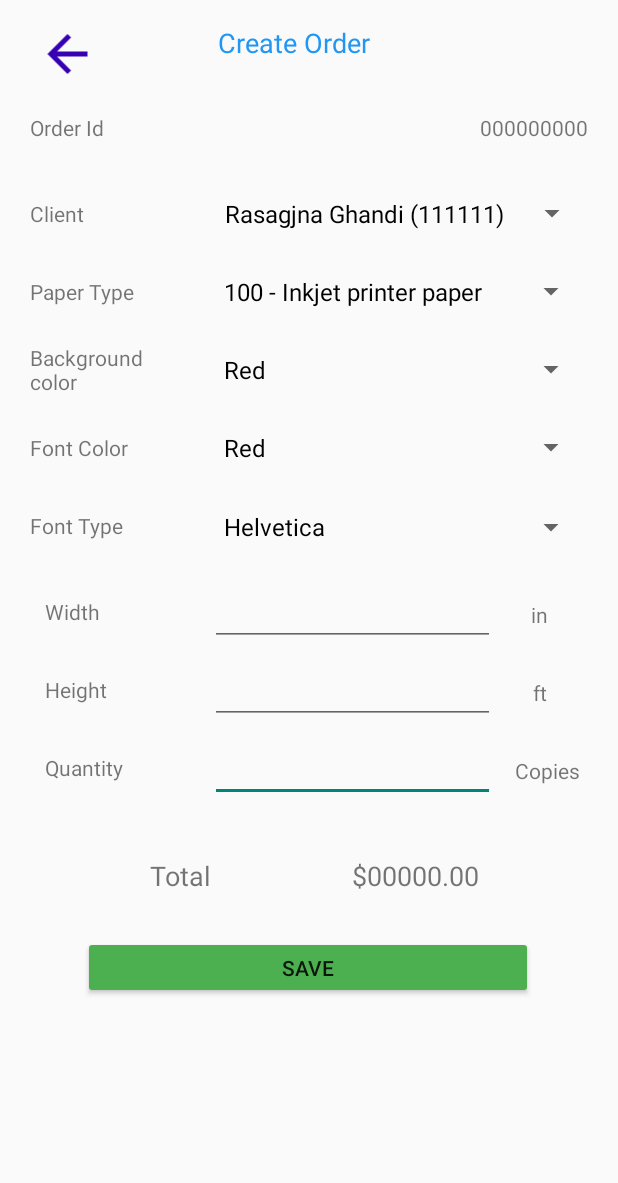
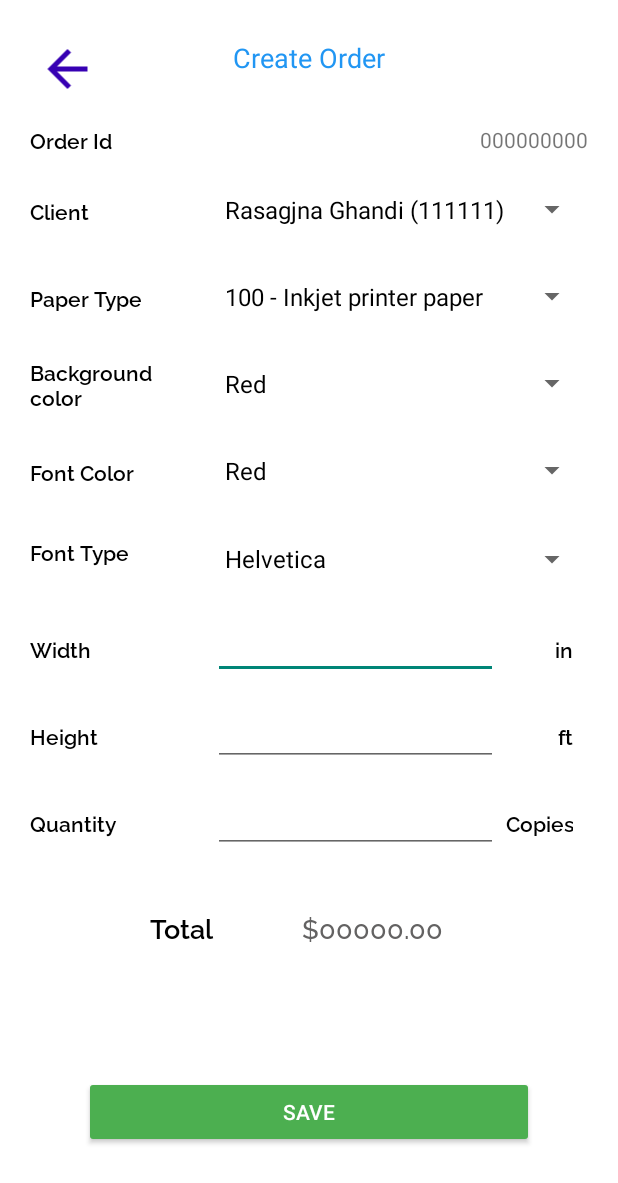
Before and after one commit to eduardocardona93/Android_Final_Project, an Android app: the OrderEditActivity screen opened directly, with no data from a screen before it, on a phone screen of 412 x 824 dp. Shown: the top 1183 px of the screen. Run offline under Robolectric (Android 15) with nearby library versions, the phone set to English and light mode, and no system bars.

Commit message:
Issues Fixed

```diff
--- a/app/src/main/java/com/example/android_final_project/clients/Client.java
+++ b/app/src/main/java/com/example/android_final_project/clients/Client.java
@@ -6,6 +6,7 @@ public class Client {
     private String  clientCompanyCode;
     private String  clientPhoneNumber;
     private String  clientEmail;
+
 
     public Client(String clientFullName, String clientIdentification, String clientCompanyCode, String clientPhoneNumber, String clientEmail) {
         this.clientFullName = clientFullName;
--- a/app/src/main/res/layout/activity_order_edit.xml
+++ b/app/src/main/res/layout/activity_order_edit.xml
@@ -1,9 +1,16 @@
 <?xml version="1.0" encoding="utf-8"?>
-<androidx.constraintlayout.widget.ConstraintLayout xmlns:android="http://schemas.android.com/apk/res/android"
+<ScrollView
+    xmlns:android="http://schemas.android.com/apk/res/android"
     xmlns:app="http://schemas.android.com/apk/res-auto"
     xmlns:tools="http://schemas.android.com/tools"
+    android:layout_width="match_parent"
+    android:layout_height="match_parent"
+    android:fillViewport="true"
+    >
+<androidx.constraintlayout.widget.ConstraintLayout
     android:id="@+id/layoutEditOrder"
     android:layout_width="match_parent"
+    android:background="@color/white"
     android:layout_height="match_parent"
     tools:context=".orders.OrderEditActivity">
 
@@ -13,255 +20,273 @@
         android:layout_height="40dp"
         android:layout_marginStart="20dp"
         android:layout_marginLeft="20dp"
-        android:layout_marginTop="16dp"
+        android:layout_marginTop="26dp"
         app:layout_constraintStart_toStartOf="parent"
         app:layout_constraintTop_toTopOf="parent"
-        app:srcCompat="@drawable/ic_baseline_arrow_back_24" />
+       android:src="@drawable/ic_baseline_arrow_back_24" />
 
     <EditText
         android:id="@+id/quantityFld"
         android:layout_width="190dp"
         android:layout_height="42dp"
-        android:layout_marginStart="30dp"
-        android:layout_marginLeft="30dp"
-        android:layout_marginTop="10dp"
         android:ems="10"
+        android:layout_marginTop="16dp"
         android:inputType="numberDecimal"
-        app:layout_constraintStart_toEndOf="@+id/textView31"
+        app:layout_constraintStart_toStartOf="@+id/heightFld"
         app:layout_constraintTop_toBottomOf="@+id/heightFld" />
 
     <TextView
         android:id="@+id/textView31"
-        android:layout_width="80dp"
-        android:layout_height="42dp"
-        android:layout_marginStart="30dp"
-        android:layout_marginLeft="30dp"
-        android:layout_marginTop="10dp"
+        android:layout_width="0dp"
+        android:layout_height="wrap_content"
         android:gravity="center|start"
         android:text="@string/quantityLabel"
-        app:layout_constraintStart_toStartOf="parent"
-        app:layout_constraintTop_toBottomOf="@+id/textView29" />
+        android:layout_marginEnd="10dp"
+        style="@style/OrderEditTitles"
+
+        android:layout_marginRight="10dp"
+        app:layout_constraintBottom_toBottomOf="@+id/quantityFld"
+        app:layout_constraintEnd_toStartOf="@+id/quantityFld"
+        app:layout_constraintStart_toStartOf="@+id/textView29"
+        app:layout_constraintTop_toTopOf="@+id/quantityFld" />
 
     <EditText
         android:id="@+id/heightFld"
         android:layout_width="190dp"
         android:layout_height="42dp"
-        android:layout_marginStart="30dp"
-        android:layout_marginLeft="30dp"
-        android:layout_marginTop="10dp"
         android:ems="10"
+        android:layout_marginTop="16dp"
         android:inputType="numberDecimal"
-        app:layout_constraintStart_toEndOf="@+id/textView29"
+        app:layout_constraintStart_toStartOf="@+id/widthFld"
         app:layout_constraintTop_toBottomOf="@+id/widthFld" />
 
     <TextView
         android:id="@+id/textView29"
-        android:layout_width="80dp"
-        android:layout_height="42dp"
-        android:layout_marginStart="30dp"
-        android:layout_marginLeft="30dp"
-        android:layout_marginTop="10dp"
+        android:layout_width="0dp"
+        android:layout_height="wrap_content"
         android:gravity="center|start"
         android:text="Height"
-        app:layout_constraintStart_toStartOf="parent"
-        app:layout_constraintTop_toBottomOf="@+id/textView25" />
+        android:layout_marginEnd="10dp"
+        style="@style/OrderEditTitles"
+        android:layout_marginRight="10dp"
+        app:layout_constraintBottom_toBottomOf="@+id/heightFld"
+        app:layout_constraintEnd_toStartOf="@+id/heightFld"
+        app:layout_constraintStart_toStartOf="@+id/textView25"
+        app:layout_constraintTop_toTopOf="@+id/heightFld" />
 
     <TextView
         android:id="@+id/textView18"
         android:layout_width="86dp"
         android:layout_height="42dp"
-        android:layout_marginStart="20dp"
-        android:layout_marginLeft="20dp"
-        android:layout_marginTop="64dp"
+        style="@style/OrderEditTitles"
         android:gravity="center|start"
         android:text="@string/orderIdLabel"
-        app:layout_constraintStart_toStartOf="parent"
-        app:layout_constraintTop_toTopOf="parent" />
+        android:layout_marginTop="16dp"
+        app:layout_constraintStart_toStartOf="@+id/imgReturnToOrderList"
+        app:layout_constraintTop_toBottomOf="@+id/orderEditTitleLbl" />
 
     <TextView
         android:id="@+id/orderIdLbl"
         android:layout_width="86dp"
-        android:layout_height="42dp"
-        android:layout_marginTop="64dp"
+        android:layout_height="wrap_content"
         android:layout_marginEnd="20dp"
         android:layout_marginRight="20dp"
         android:gravity="center|end"
         android:text="000000000"
+        app:layout_constraintBottom_toBottomOf="@+id/textView18"
         app:layout_constraintEnd_toEndOf="parent"
-        app:layout_constraintTop_toTopOf="parent" />
+        app:layout_constraintTop_toTopOf="@+id/textView18" />
 
     <Spinner
         android:id="@+id/clientSp"
         android:layout_width="250dp"
         android:layout_height="42dp"
-        android:layout_marginStart="35dp"
-        android:layout_marginLeft="35dp"
-        android:layout_marginTop="15dp"
-        android:layout_marginEnd="20dp"
-        android:layout_marginRight="20dp"
-        app:layout_constraintEnd_toEndOf="parent"
-        app:layout_constraintStart_toEndOf="@+id/textView20"
+        android:layout_marginTop="16dp"
+        app:layout_constraintEnd_toEndOf="@+id/orderIdLbl"
         app:layout_constraintTop_toBottomOf="@+id/orderIdLbl" />
 
     <Spinner
         android:id="@+id/fontTypeSp"
         android:layout_width="250dp"
         android:layout_height="44dp"
-        android:layout_marginStart="35dp"
-        android:layout_marginLeft="35dp"
-        android:layout_marginTop="10dp"
-        app:layout_constraintStart_toEndOf="@+id/textView24"
+        android:layout_marginTop="16dp"
+        app:layout_constraintEnd_toEndOf="@+id/fontColorSp"
+        app:layout_constraintStart_toStartOf="@+id/fontColorSp"
         app:layout_constraintTop_toBottomOf="@+id/fontColorSp" />
 
     <TextView
         android:id="@+id/textView24"
-        android:layout_width="86dp"
-        android:layout_height="42dp"
-        android:layout_marginStart="20dp"
-        android:layout_marginLeft="20dp"
-        android:layout_marginTop="10dp"
+        android:layout_width="0dp"
+        android:layout_height="wrap_content"
+        android:layout_marginTop="16dp"
         android:gravity="center|start"
         android:text="@string/fontTypeLabel"
-        app:layout_constraintStart_toStartOf="parent"
+        android:layout_marginEnd="10dp"
+        style="@style/OrderEditTitles"
+        android:layout_marginRight="10dp"
+        app:layout_constraintBottom_toBottomOf="@+id/fontTypeSp"
+        app:layout_constraintEnd_toStartOf="@+id/fontTypeSp"
+        app:layout_constraintStart_toStartOf="@+id/textView23"
         app:layout_constraintTop_toBottomOf="@+id/textView23" />
 
     <TextView
         android:id="@+id/textView22"
-        android:layout_width="86dp"
-        android:layout_height="42dp"
-        android:layout_marginStart="20dp"
-        android:layout_marginLeft="20dp"
-        android:layout_marginTop="10dp"
+        android:layout_width="0dp"
+        android:layout_height="wrap_content"
         android:gravity="center|start"
         android:text="@string/backgroundColorLabel"
-        app:layout_constraintStart_toStartOf="parent"
-        app:layout_constraintTop_toBottomOf="@+id/textView21" />
+        android:layout_marginEnd="10dp"
+        style="@style/OrderEditTitles"
+        android:layout_marginRight="10dp"
+        app:layout_constraintBottom_toBottomOf="@+id/bgColorSp"
+        app:layout_constraintEnd_toStartOf="@+id/bgColorSp"
+        app:layout_constraintStart_toStartOf="@+id/textView21"
+        app:layout_constraintTop_toTopOf="@+id/bgColorSp" />
 
     <Spinner
         android:id="@+id/paperTypeSp"
         android:layout_width="250dp"
         android:layout_height="42dp"
-        android:layout_marginStart="35dp"
-        android:layout_marginLeft="35dp"
-        android:layout_marginTop="10dp"
-        app:layout_constraintStart_toEndOf="@+id/textView21"
+        android:layout_marginTop="16dp"
+        app:layout_constraintEnd_toEndOf="@+id/clientSp"
+        app:layout_constraintStart_toStartOf="@+id/clientSp"
         app:layout_constraintTop_toBottomOf="@+id/clientSp" />
 
     <Spinner
         android:id="@+id/fontColorSp"
         android:layout_width="250dp"
         android:layout_height="42dp"
-        android:layout_marginStart="35dp"
-        android:layout_marginLeft="35dp"
-        android:layout_marginTop="10dp"
-        app:layout_constraintStart_toEndOf="@+id/textView23"
+        android:layout_marginTop="16dp"
+        app:layout_constraintEnd_toEndOf="@+id/bgColorSp"
+        app:layout_constraintStart_toStartOf="@+id/bgColorSp"
         app:layout_constraintTop_toBottomOf="@+id/bgColorSp" />
 
     <TextView
         android:id="@+id/textView23"
-        android:layout_width="86dp"
-        android:layout_height="42dp"
-        android:layout_marginStart="20dp"
-        android:layout_marginLeft="20dp"
-        android:layout_marginTop="10dp"
+        android:layout_width="0dp"
+        android:layout_height="wrap_content"
         android:gravity="center|start"
         android:text="@string/fontColorLabel"
-        app:layout_constraintStart_toStartOf="parent"
-        app:layout_constraintTop_toBottomOf="@+id/textView22" />
+        android:layout_marginEnd="10dp"
+        style="@style/OrderEditTitles"
+        android:layout_marginRight="10dp"
+        app:layout_constraintBottom_toBottomOf="@+id/fontColorSp"
+        app:layout_constraintEnd_toStartOf="@+id/fontColorSp"
+        app:layout_constraintStart_toStartOf="@+id/textView22"
+        app:layout_constraintTop_toTopOf="@+id/fontColorSp" />
 
     <TextView
         android:id="@+id/textView21"
-        android:layout_width="86dp"
-        android:layout_height="42dp"
-        android:layout_marginStart="20dp"
-        android:layout_marginLeft="20dp"
-        android:layout_marginTop="10dp"
+        android:layout_width="0dp"
+        android:layout_height="wrap_content"
         android:gravity="center|start"
         android:text="@string/paperTypeLabel"
-        app:layout_constraintStart_toStartOf="parent"
-        app:layout_constraintTop_toBottomOf="@+id/textView20" />
+        android:layout_marginEnd="10dp"
+        style="@style/OrderEditTitles"
+        android:layout_marginRight="10dp"
+        app:layout_constraintBottom_toBottomOf="@+id/paperTypeSp"
+        app:layout_constraintEnd_toStartOf="@+id/paperTypeSp"
+        app:layout_constraintStart_toStartOf="@+id/textView20"
+        app:layout_constraintTop_toTopOf="@+id/paperTypeSp" />
 
     <TextView
         android:id="@+id/textView20"
-        android:layout_width="86dp"
-        android:layout_height="42dp"
-        android:layout_marginStart="20dp"
-        android:layout_marginLeft="20dp"
-        android:layout_marginTop="15dp"
+
+        android:layout_width="0dp"
+        android:layout_marginEnd="10dp"
+        style="@style/OrderEditTitles"
+        android:layout_marginRight="10dp"
+        android:layout_height="wrap_content"
         android:gravity="center|start"
         android:text="@string/clientLabel"
-        app:layout_constraintStart_toStartOf="parent"
-        app:layout_constraintTop_toBottomOf="@+id/textView18" />
+        app:layout_constraintBottom_toBottomOf="@+id/clientSp"
+        app:layout_constraintEnd_toStartOf="@+id/clientSp"
+        app:layout_constraintStart_toStartOf="@+id/textView18"
+        app:layout_constraintTop_toTopOf="@+id/clientSp"
+       />
 
     <Spinner
         android:id="@+id/bgColorSp"
         android:layout_width="250dp"
         android:layout_height="42dp"
-        android:layout_marginStart="35dp"
-        android:layout_marginLeft="35dp"
-        android:layout_marginTop="10dp"
-        app:layout_constraintStart_toEndOf="@+id/textView22"
+        android:layout_marginTop="16dp"
+        app:layout_constraintEnd_toEndOf="@+id/paperTypeSp"
+        app:layout_constraintStart_toStartOf="@+id/paperTypeSp"
         app:layout_constraintTop_toBottomOf="@+id/paperTypeSp" />
 
     <TextView
         android:id="@+id/textView25"
-        android:layout_width="80dp"
-        android:layout_height="42dp"
-        android:layout_marginStart="30dp"
-        android:layout_marginLeft="30dp"
-        android:layout_marginTop="15dp"
+        android:layout_width="0dp"
+        android:layout_height="wrap_content"
         android:gravity="center|start"
+        android:layout_marginEnd="10dp"
+        style="@style/OrderEditTitles"
+        android:layout_marginRight="10dp"
         android:text="@string/widthLabel"
-        app:layout_constraintStart_toStartOf="parent"
-        app:layout_constraintTop_toBottomOf="@+id/textView24" />
+        app:layout_constraintBottom_toBottomOf="@+id/widthFld"
+        app:layout_constraintEnd_toStartOf="@+id/widthFld"
+        app:layout_constraintStart_toStartOf="@+id/textView24"
+        app:layout_constraintTop_toTopOf="@+id/widthFld" />
 
     <EditText
         android:id="@+id/widthFld"
         android:layout_width="190dp"
         android:layout_height="42dp"
-        android:layout_marginStart="30dp"
-        android:layout_marginLeft="30dp"
-        android:layout_marginTop="15dp"
         android:ems="10"
+        android:layout_marginTop="16dp"
         android:inputType="numberDecimal"
-        app:layout_constraintStart_toEndOf="@+id/textView25"
+        app:layout_constraintStart_toStartOf="@+id/fontTypeSp"
         app:layout_constraintTop_toBottomOf="@+id/fontTypeSp" />
 
     <TextView
         android:id="@+id/textView28"
-        android:layout_width="39dp"
-        android:layout_height="42dp"
+        android:layout_width="wrap_content"
+        android:layout_height="wrap_content"
         android:layout_marginStart="10dp"
         android:layout_marginLeft="10dp"
-        android:layout_marginTop="15dp"
         android:gravity="center|center_horizontal"
         android:text="@string/inchesLabel"
+        android:layout_marginEnd="10dp"
+        style="@style/OrderEditTitles"
+        android:layout_marginRight="10dp"
+        app:layout_constraintBottom_toBottomOf="@+id/widthFld"
+        app:layout_constraintEnd_toEndOf="@+id/fontTypeSp"
+        app:layout_constraintHorizontal_bias="1.0"
         app:layout_constraintStart_toEndOf="@+id/widthFld"
-        app:layout_constraintTop_toBottomOf="@+id/fontTypeSp" />
+        app:layout_constraintTop_toTopOf="@+id/widthFld" />
 
     <TextView
         android:id="@+id/textView32"
-        android:layout_width="50dp"
-        android:layout_height="42dp"
+        android:layout_width="wrap_content"
+        android:layout_height="wrap_content"
         android:layout_marginStart="10dp"
         android:layout_marginLeft="10dp"
-        android:layout_marginTop="10dp"
         android:gravity="center|center_horizontal"
         android:text="@string/copiesLabel"
+
+        style="@style/OrderEditTitles"
+
+        app:layout_constraintBottom_toBottomOf="@+id/quantityFld"
+        app:layout_constraintEnd_toEndOf="@+id/textView30"
+        app:layout_constraintHorizontal_bias="1.0"
         app:layout_constraintStart_toEndOf="@+id/quantityFld"
-        app:layout_constraintTop_toBottomOf="@+id/textView30" />
+        app:layout_constraintTop_toTopOf="@+id/quantityFld" />
 
     <TextView
         android:id="@+id/textView30"
-        android:layout_width="40dp"
-        android:layout_height="42dp"
+        style="@style/OrderEditTitles"
+        android:layout_width="wrap_content"
+        android:layout_height="wrap_content"
         android:layout_marginStart="10dp"
         android:layout_marginLeft="10dp"
-        android:layout_marginTop="10dp"
+
         android:gravity="center|center_horizontal"
         android:text="@string/feetsLabel"
+        app:layout_constraintBottom_toBottomOf="@+id/heightFld"
+        app:layout_constraintEnd_toEndOf="@+id/textView28"
+        app:layout_constraintHorizontal_bias="1.0"
         app:layout_constraintStart_toEndOf="@+id/heightFld"
-        app:layout_constraintTop_toBottomOf="@+id/textView28" />
+        app:layout_constraintTop_toTopOf="@+id/heightFld" />
 
     <TextView
         android:id="@+id/textView33"
@@ -272,45 +297,53 @@
         android:layout_marginTop="28dp"
         android:gravity="center|left"
         android:text="@string/totalLabel"
+        android:layout_marginEnd="10dp"
+        style="@style/OrderEditTitles"
+        android:layout_marginRight="10dp"
         android:textSize="18sp"
         app:layout_constraintStart_toStartOf="parent"
         app:layout_constraintTop_toBottomOf="@+id/quantityFld" />
 
     <TextView
         android:id="@+id/totalLbl"
-        android:layout_width="130dp"
-        android:layout_height="42dp"
+        android:layout_width="0dp"
+        android:layout_height="wrap_content"
         android:layout_marginStart="20dp"
         android:layout_marginLeft="20dp"
-        android:layout_marginTop="28dp"
-        android:gravity="center|end"
+        android:gravity="start"
         android:text="$00000.00"
+        android:layout_marginEnd="10dp"
+        style="@style/ValuesText"
+        android:layout_marginRight="10dp"
         android:textSize="18sp"
+        app:layout_constraintBottom_toBottomOf="@+id/textView33"
+        app:layout_constraintEnd_toEndOf="parent"
+        app:layout_constraintHorizontal_bias="0.0"
         app:layout_constraintStart_toEndOf="@+id/textView33"
-        app:layout_constraintTop_toBottomOf="@+id/quantityFld" />
+        app:layout_constraintTop_toTopOf="@+id/textView33" />
 
     <TextView
         android:id="@+id/orderEditTitleLbl"
-        android:layout_width="120dp"
+        android:layout_width="wrap_content"
         android:layout_height="30dp"
-        android:layout_marginStart="145dp"
-        android:layout_marginLeft="145dp"
-        android:layout_marginTop="16dp"
         android:textColor="#2196F3"
         android:textSize="18sp"
+        app:layout_constraintEnd_toEndOf="parent"
         app:layout_constraintStart_toStartOf="parent"
-        app:layout_constraintTop_toTopOf="parent" />
+        app:layout_constraintTop_toTopOf="@+id/imgReturnToOrderList" />
 
     <Button
         android:id="@+id/saveOrderBtn"
         android:layout_width="300dp"
-        android:layout_height="42dp"
-        android:layout_marginStart="55dp"
-        android:layout_marginLeft="55dp"
+        android:layout_height="wrap_content"
         android:layout_marginTop="19dp"
         android:text="@string/saveButtonLabel"
+        android:textColor="@color/white"
         app:backgroundTint="#4CAF50"
+        app:layout_constraintBottom_toBottomOf="parent"
+        app:layout_constraintEnd_toEndOf="parent"
         app:layout_constraintStart_toStartOf="parent"
         app:layout_constraintTop_toBottomOf="@+id/textView33" />
 
 </androidx.constraintlayout.widget.ConstraintLayout>
+</ScrollView>
--- a/app/src/main/res/values/colors.xml
+++ b/app/src/main/res/values/colors.xml
@@ -8,5 +8,6 @@
     <color name="black">#FF000000</color>
     <color name="white">#FFFFFFFF</color>
     <color name="lightGrey">#E4E4E4</color>
+    <color name="darkGrey">#636262</color>
     <color name="skyBlue">#2196F3</color>
 </resources>
--- a/app/src/main/res/values/styles.xml
+++ b/app/src/main/res/values/styles.xml
@@ -2,6 +2,11 @@
 
     <style name="FieldsTitles" parent="TextAppearance.AppCompat">
         <item name="android:textSize">18sp</item>
+        <item name="android:textColor">@color/black</item>
+        <item name="android:fontFamily">@font/raleway_semibold</item>
+    </style>
+ <style name="OrderEditTitles" parent="TextAppearance.AppCompat">
+        <item name="android:textSize">14sp</item>
         <item name="android:textColor">@color/black</item>
         <item name="android:fontFamily">@font/raleway_semibold</item>
     </style>
@@ -12,9 +17,20 @@
         <item name="android:fontFamily">@font/raleway_regular</item>
         <item name="android:padding">12dp</item>
     </style>
+    <style name="ValuesText" parent="TextAppearance.AppCompat">
+        <item name="android:textSize">18sp</item>
+        <item name="android:textColor">@color/darkGrey</item>
+        <item name="android:fontFamily">@font/raleway_medium</item>
+        <item name="android:padding">12dp</item>
+    </style>
 
     <style name="HomeMenu" parent="TextAppearance.AppCompat">
         <item name="android:textSize">30sp</item>
+        <item name="android:textColor">@color/black</item>
+        <item name="android:fontFamily">@font/raleway_bold</item>
+    </style>
+  <style name="ScreensTitles" parent="TextAppearance.AppCompat">
+        <item name="android:textSize">24sp</item>
         <item name="android:textColor">@color/black</item>
         <item name="android:fontFamily">@font/raleway_bold</item>
     </style>
```
Also changed, not shown: app/src/main/java/com/example/android_final_project/clients/ClientEditActivity.java (+34 -23 lines), app/src/main/java/com/example/android_final_project/clients/ClientsListActivity.java (+13 -3 lines), app/src/main/res/layout/activity_client_edit.xml (+33 -24 lines), app/src/main/res/layout/activity_clients_list.xml (+4 -8 lines), app/src/main/res/layout/activity_home.xml (+10 -12 lines), app/src/main/res/layout/activity_login.xml (+8 -1 lines), app/src/main/res/layout/activity_orders_list.xml (+6 -5 lines), app/src/main/res/layout/activity_product_detail.xml (+72 -51 lines), app/src/main/res/layout/activity_products_list.xml (+7 -9 lines), app/src/main/res/layout/activity_register.xml (+6 -7 lines), app/src/main/res/layout/list_row_orders.xml (+6 -1 lines).
